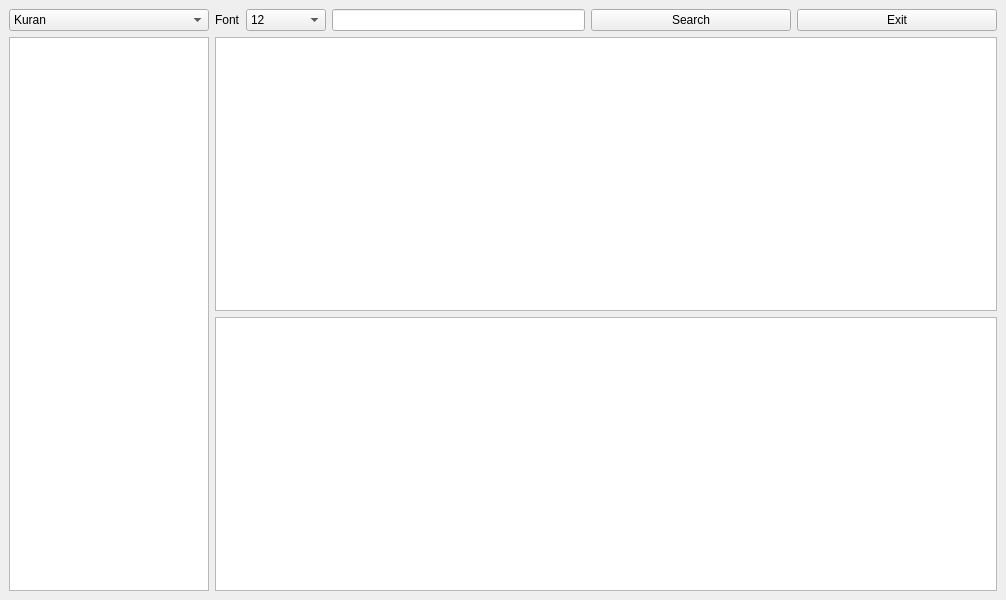
Above: mainwindow.ui from takyonxxx/KutsalKitaplar-C before the change. Below: the same form after it.
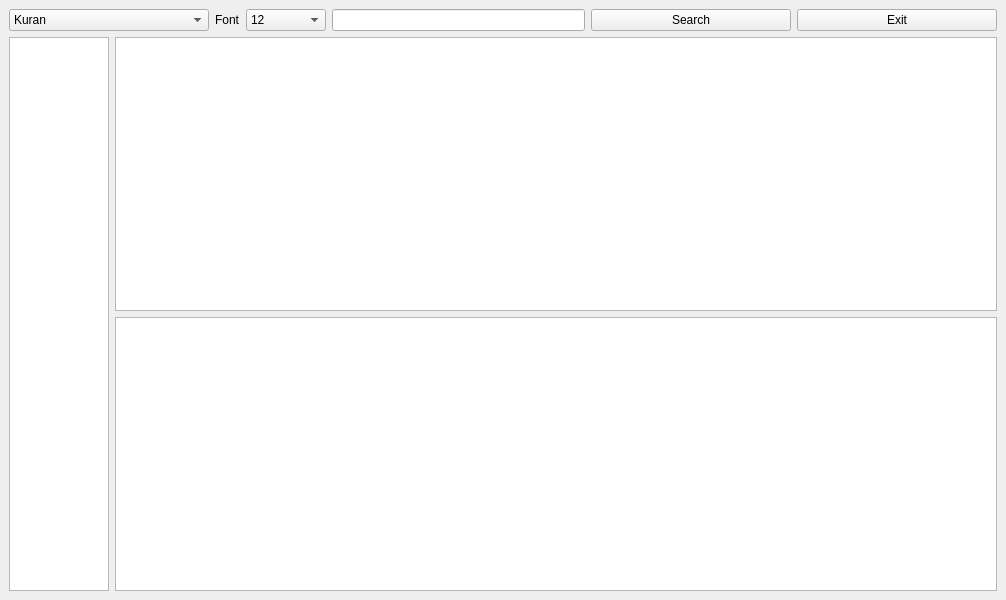
That is the form after the change.

The edit to the form file:
```diff
--- a/mainwindow.ui
+++ b/mainwindow.ui
@@ -23,7 +23,7 @@
          <widget class="QListView" name="listSureler">
           <property name="maximumSize">
            <size>
-            <width>200</width>
+            <width>100</width>
             <height>16777215</height>
            </size>
           </property>
```
Left out of the diff: 2 changed lines with no effect on the pictures.
